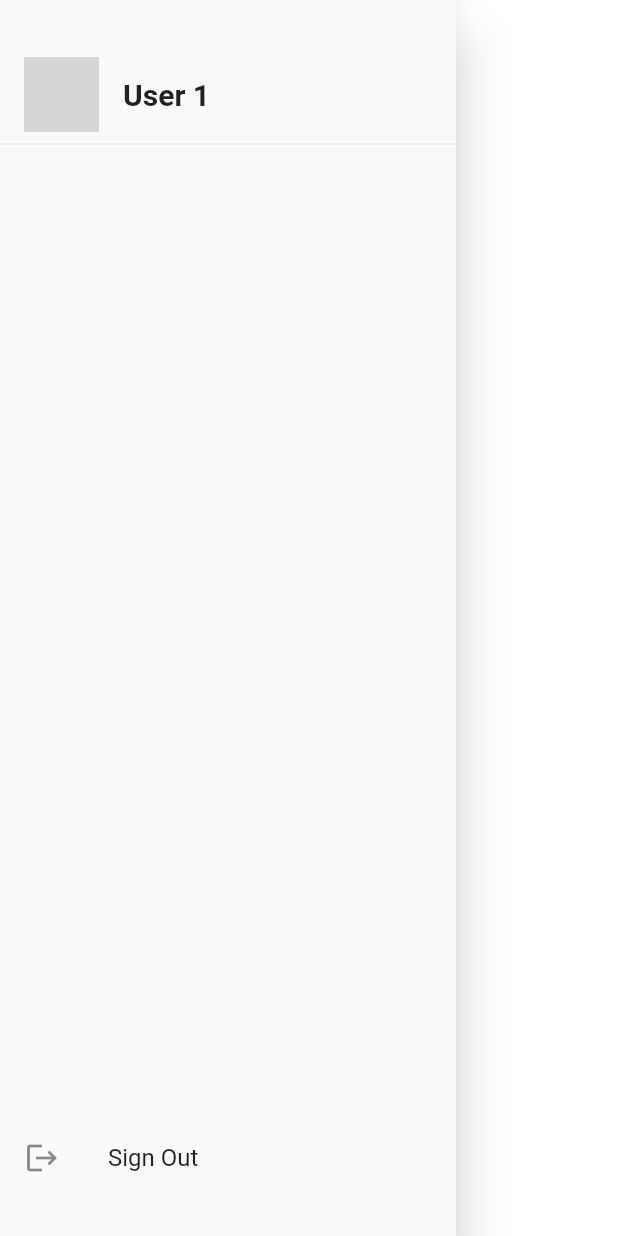
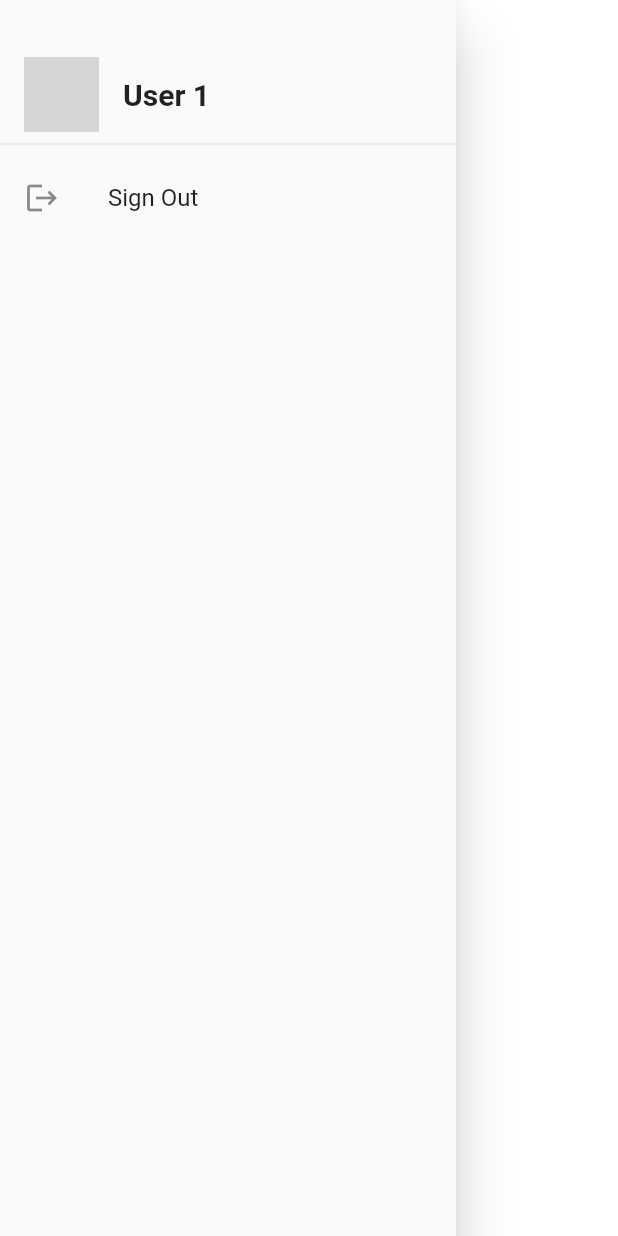
Before and after one commit to 6156-superstainsocket/match_frontend, a Flutter app: the MyDrawer widget shown alone on an empty page, opened directly, on a phone screen of 412 x 824 dp. Run offline on Flutter 3.47's test engine with Material 2 defaults, Android fonts, the phone set to English and light mode, and no system bars; our stand-ins replace flutter_svg; grey boxes are pictures that could not be loaded.

Commit message:
set drawer not in the end

```diff
--- a/lib/src/pages/utils/my_drawer.dart
+++ b/lib/src/pages/utils/my_drawer.dart
@@ -33,16 +33,10 @@ class MyDrawer extends StatelessWidget {
               ),
             ),
             const Divider(),
-            const Expanded(
-              child: Align(
-                alignment: FractionalOffset.bottomCenter,
-                child: ListTile(
-                  leading: Icon(Icons.logout),
-                  title: Text("Sign Out"),
-                ),
-              ),
+            const ListTile(
+              leading: Icon(Icons.logout),
+              title: Text("Sign Out"),
             ),
-            const Padding(padding: EdgeInsets.symmetric(vertical: 12.0)),
           ],
         ),
       ),
```
Also changed, not shown: pubspec.yaml (+3 -5 lines).
